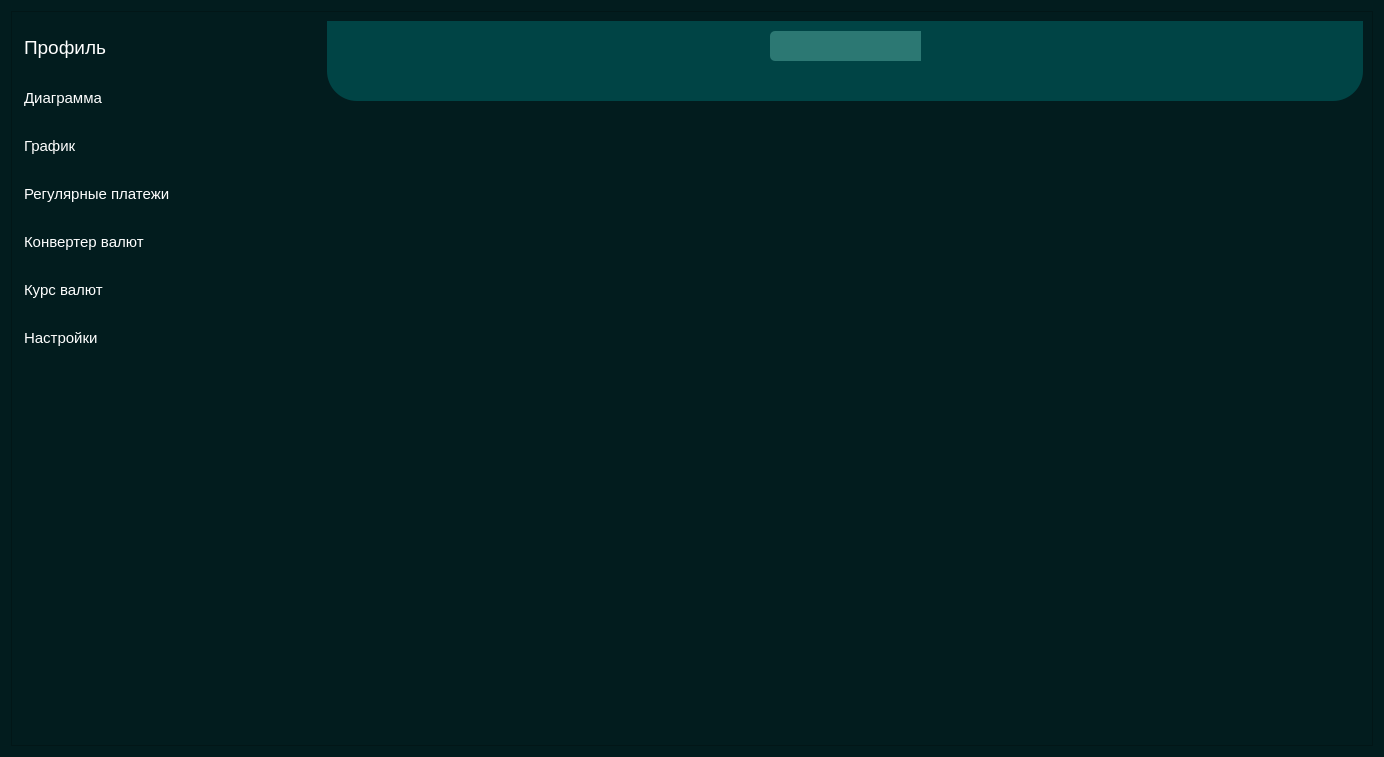
blxxdclxud/FirstProject_PyQt, file main_page.ui: the form before one commit.
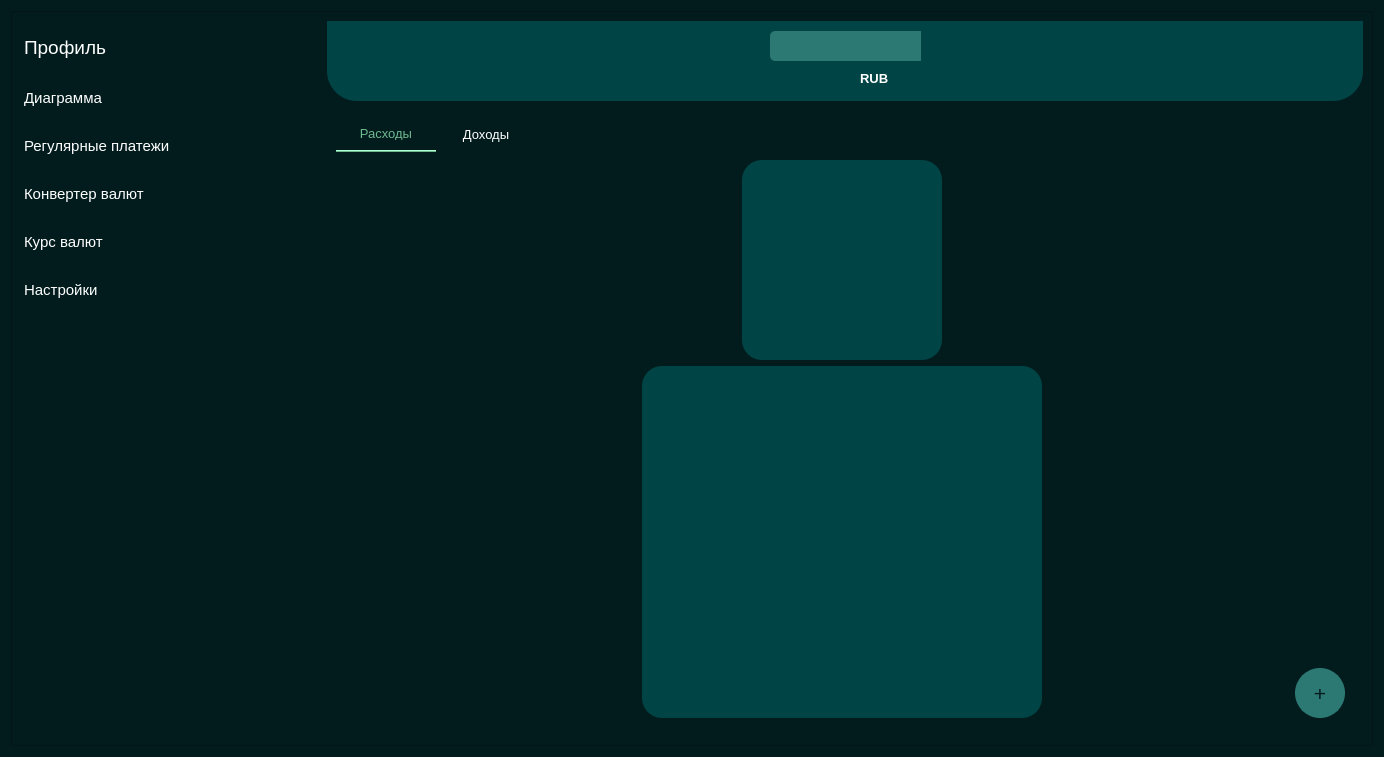
The form after the commit. The open tabs and pages were chosen to show the change. Icons and pictures are not drawn.

```diff
--- a/main_page.ui
+++ b/main_page.ui
@@ -14,7 +14,9 @@
    <string>Form</string>
   </property>
   <property name="styleSheet">
-   <string notr="true">background-color: #021c1e</string>
+   <string notr="true">background-color: #021c1e;
+color: white;
+</string>
   </property>
   <layout class="QGridLayout" name="gridLayout">
    <item row="0" column="0">
@@ -176,7 +178,7 @@
               <string notr="true">color: white</string>
              </property>
              <property name="text">
-              <string/>
+              <string>RUB</string>
              </property>
             </widget>
            </item>
@@ -216,8 +218,359 @@
         <property name="currentIndex">
          <number>2</number>
         </property>
-        <widget class="QWidget" name="diagramm_page"/>
-        <widget class="QWidget" name="schedule_page"/>
+        <widget class="QWidget" name="diagramm_page">
+         <layout class="QGridLayout" name="gridLayout_9">
+          <item row="0" column="0">
+           <widget class="QTabWidget" name="tab_widget">
+            <property name="styleSheet">
+             <string notr="true">QTabWidget::pane {
+  border: none ;
+  top:-1px; 
+  background: #021c1e; 
+} 
+
+QTabBar::tab {
+  background: transparent; 
+  color: white;
+  font-size: 13px;
+  border: none; 
+  padding: 10px;
+ width: 80px;
+} 
+
+QTabBar::tab:selected { 
+  background: transparent; 
+  border: none;
+  color: #6fb98f;
+  border-bottom: 2px ridge #6fb98f;
+}</string>
+            </property>
+            <property name="tabPosition">
+             <enum>QTabWidget::North</enum>
+            </property>
+            <property name="tabShape">
+             <enum>QTabWidget::Rounded</enum>
+            </property>
+            <property name="currentIndex">
+             <number>0</number>
+            </property>
+            <property name="elideMode">
+             <enum>Qt::ElideLeft</enum>
+            </property>
+            <widget class="QWidget" name="tab">
+             <attribute name="title">
+              <string>Расходы</string>
+             </attribute>
+             <layout class="QGridLayout" name="gridLayout_10">
+              <item row="0" column="1" alignment="Qt::AlignHCenter">
+               <widget class="QFrame" name="frame_for_expenditures_pie">
+                <property name="minimumSize">
+                 <size>
+                  <width>200</width>
+                  <height>200</height>
+                 </size>
+                </property>
+                <property name="maximumSize">
+                 <size>
+                  <width>200</width>
+                  <height>200</height>
+                 </size>
+                </property>
+                <property name="styleSheet">
+                 <string notr="true">background-color:  #004445;
+border-radius: 20;</string>
+                </property>
+                <property name="frameShape">
+                 <enum>QFrame::StyledPanel</enum>
+                </property>
+                <property name="frameShadow">
+                 <enum>QFrame::Raised</enum>
+                </property>
+               </widget>
+              </item>
+              <item row="0" column="0">
+               <spacer name="horizontalSpacer_9">
+                <property name="orientation">
+                 <enum>Qt::Horizontal</enum>
+                </property>
+                <property name="sizeHint" stdset="0">
+                 <size>
+                  <width>40</width>
+                  <height>20</height>
+                 </size>
+                </property>
+               </spacer>
+              </item>
+              <item row="0" column="2">
+               <spacer name="horizontalSpacer_10">
+                <property name="orientation">
+                 <enum>Qt::Horizontal</enum>
+                </property>
+                <property name="sizeHint" stdset="0">
+                 <size>
+                  <width>40</width>
+                  <height>20</height>
+                 </size>
+                </property>
+               </spacer>
+              </item>
+              <item row="1" column="1">
+               <widget class="QListWidget" name="list_for_expenditures">
+                <property name="minimumSize">
+                 <size>
+                  <width>400</width>
+                  <height>0</height>
+                 </size>
+                </property>
+                <property name="maximumSize">
+                 <size>
+                  <width>400</width>
+                  <height>16777215</height>
+                 </size>
+                </property>
+                <property name="styleSheet">
+                 <string notr="true">QListWidget {
+	border: none;
+	font-size: 16px;
+	background-color: #004445;
+	border-radius: 20px;
+}
+
+QListWidget:item {
+    padding-top: 10px;
+    padding-bottom: 10px;
+}
+
+QListWidget:item:hover {
+    background-color: rgba(111, 185, 143, 0.3);
+	border-radius: 10px;
+	color: #021c1e;
+}
+
+QListWidget:item:!hover {
+    background-color: #021c1e;
+	color: white
+}
+
+QListWidget:item:selected {
+    background-color: #6fb98f;
+	border-radius: 10px;
+    color: white;
+}</string>
+                </property>
+               </widget>
+              </item>
+              <item row="1" column="2" alignment="Qt::AlignRight|Qt::AlignBottom">
+               <widget class="QPushButton" name="add_expenditure_button">
+                <property name="minimumSize">
+                 <size>
+                  <width>50</width>
+                  <height>50</height>
+                 </size>
+                </property>
+                <property name="maximumSize">
+                 <size>
+                  <width>50</width>
+                  <height>50</height>
+                 </size>
+                </property>
+                <property name="sizeIncrement">
+                 <size>
+                  <width>0</width>
+                  <height>0</height>
+                 </size>
+                </property>
+                <property name="font">
+                 <font>
+                  <pointsize>16</pointsize>
+                 </font>
+                </property>
+                <property name="layoutDirection">
+                 <enum>Qt::LeftToRight</enum>
+                </property>
+                <property name="styleSheet">
+                 <string notr="true">QPushButton{
+	background-color: #2c7873;
+	color: #021c1e;
+	border: 2px solid #2c7873;
+	border-radius: 25;
+}
+QPushButton:pressed{
+	background-color: #5d9e9a;
+	color: #021c1e;
+	border: 2px solid #2c7873;
+	border-radius: 25;
+}</string>
+                </property>
+                <property name="text">
+                 <string>+</string>
+                </property>
+                <property name="flat">
+                 <bool>true</bool>
+                </property>
+               </widget>
+              </item>
+             </layout>
+            </widget>
+            <widget class="QWidget" name="tab_2">
+             <attribute name="title">
+              <string>Доходы</string>
+             </attribute>
+             <layout class="QGridLayout" name="gridLayout_11">
+              <item row="1" column="2" alignment="Qt::AlignRight|Qt::AlignBottom">
+               <widget class="QPushButton" name="add_income_button">
+                <property name="minimumSize">
+                 <size>
+                  <width>50</width>
+                  <height>50</height>
+                 </size>
+                </property>
+                <property name="maximumSize">
+                 <size>
+                  <width>50</width>
+                  <height>50</height>
+                 </size>
+                </property>
+                <property name="sizeIncrement">
+                 <size>
+                  <width>0</width>
+                  <height>0</height>
+                 </size>
+                </property>
+                <property name="font">
+                 <font>
+                  <pointsize>16</pointsize>
+                 </font>
+                </property>
+                <property name="layoutDirection">
+                 <enum>Qt::LeftToRight</enum>
+                </property>
+                <property name="styleSheet">
+                 <string notr="true">QPushButton{
+	background-color: #2c7873;
+	color: #021c1e;
+	border: 2px solid #2c7873;
+	border-radius: 25;
+}
+QPushButton:pressed{
+	background-color: #5d9e9a;
+	color: #021c1e;
+	border: 2px solid #2c7873;
+	border-radius: 25;
+}</string>
+                </property>
+                <property name="text">
+                 <string>+</string>
+                </property>
+                <property name="flat">
+                 <bool>true</bool>
+                </property>
+               </widget>
+              </item>
+              <item row="1" column="1">
+               <widget class="QListWidget" name="list_for_incomes">
+                <property name="minimumSize">
+                 <size>
+                  <width>400</width>
+                  <height>0</height>
+                 </size>
+                </property>
+                <property name="maximumSize">
+                 <size>
+                  <width>400</width>
+                  <height>16777215</height>
+                 </size>
+                </property>
+                <property name="styleSheet">
+                 <string notr="true">QListWidget {
+	border: none;
+	font-size: 16px;
+	background-color: #004445;
+	border-radius: 20px;
+}
+
+QListWidget:item {
+    padding-top: 10px;
+    padding-bottom: 10px;
+}
+
+QListWidget:item:hover {
+    background-color: rgba(111, 185, 143, 0.3);
+	border-radius: 10px;
+	color: #021c1e;
+}
+
+QListWidget:item:!hover {
+    background-color: #021c1e;
+	color: white
+}
+
+QListWidget:item:selected {
+    background-color: #6fb98f;
+	border-radius: 10px;
+    color: white;
+}</string>
+                </property>
+               </widget>
+              </item>
+              <item row="0" column="2">
+               <spacer name="horizontalSpacer_11">
+                <property name="orientation">
+                 <enum>Qt::Horizontal</enum>
+                </property>
+                <property name="sizeHint" stdset="0">
+                 <size>
+                  <width>40</width>
+                  <height>20</height>
+                 </size>
+                </property>
+               </spacer>
+              </item>
+              <item row="0" column="1" alignment="Qt::AlignHCenter">
+               <widget class="QFrame" name="frame_for_incomes_pie">
+                <property name="minimumSize">
+                 <size>
+                  <width>200</width>
+                  <height>200</height>
+                 </size>
+                </property>
+                <property name="maximumSize">
+                 <size>
+                  <width>200</width>
+                  <height>200</height>
+                 </size>
+                </property>
+                <property name="styleSheet">
+                 <string notr="true">background-color:  #004445;
+border-radius: 20;</string>
+                </property>
+                <property name="frameShape">
+                 <enum>QFrame::StyledPanel</enum>
+                </property>
+                <property name="frameShadow">
+                 <enum>QFrame::Raised</enum>
+                </property>
+               </widget>
+              </item>
+              <item row="0" column="0">
+               <spacer name="horizontalSpacer_12">
+                <property name="orientation">
+                 <enum>Qt::Horizontal</enum>
+                </property>
+                <property name="sizeHint" stdset="0">
+                 <size>
+                  <width>40</width>
+                  <height>20</height>
+                 </size>
+                </property>
+               </spacer>
+              </item>
+             </layout>
+            </widget>
+           </widget>
+          </item>
+         </layout>
+        </widget>
         <widget class="QWidget" name="regular_page">
          <layout class="QGridLayout" name="gridLayout_8">
           <item row="0" column="0">
@@ -2200,15 +2553,6 @@
            <normaloff>icons/diagram.png</normaloff>icons/diagram.png</iconset>
          </property>
         </item>
-        <item>
-         <property name="text">
-          <string>График</string>
-         </property>
-         <property name="icon">
-          <iconset>
-           <normaloff>icons/bar.png</normaloff>icons/bar.png</iconset>
-         </property>
-        </item>
         <item>
          <property name="text">
           <string>Регулярные платежи</string>
```
Left out of the diff: 6 changed lines with no effect on the pictures.
